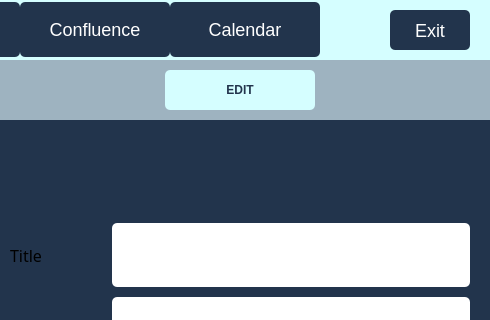
This is code/Staging_Environment/Recovered/Staging_Environment_Recorverd/parentboard.ui in muazzamaqeel/Software-Project-CTS-5 as Qt 5 draws it before an edit; both pictures show x 790 to 1280 and y 0 to 320 of the 1280 by 720 pixel window. The edited form follows.
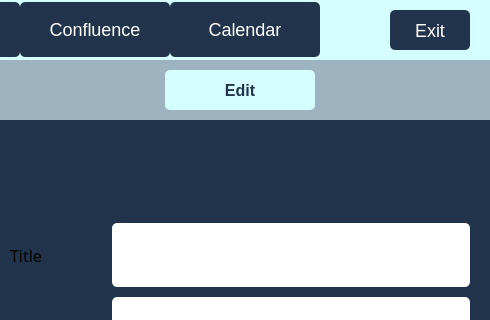
This is the edited form. Icons and pictures are not drawn.

```diff
--- a/code/Staging_Environment/Recovered/Staging_Environment_Recorverd/parentboard.ui
+++ b/code/Staging_Environment/Recovered/Staging_Environment_Recorverd/parentboard.ui
@@ -1014,7 +1014,7 @@
     color: white; /* White text */
     border-radius: 5px; /* Rounded corners */
     padding: 10px 20px; /* Padding around text */
-    font-size: 12px; /* Font size */
+    font-size: 16px; /* Font size */
     border: none; /* No border */
     text-align: center; /* Center text */
 	color: #22344C;
@@ -1031,7 +1031,7 @@
 </string>
                   </property>
                   <property name="text">
-                   <string>EDIT</string>
+                   <string>Edit</string>
                   </property>
                  </widget>
                 </item>
```
